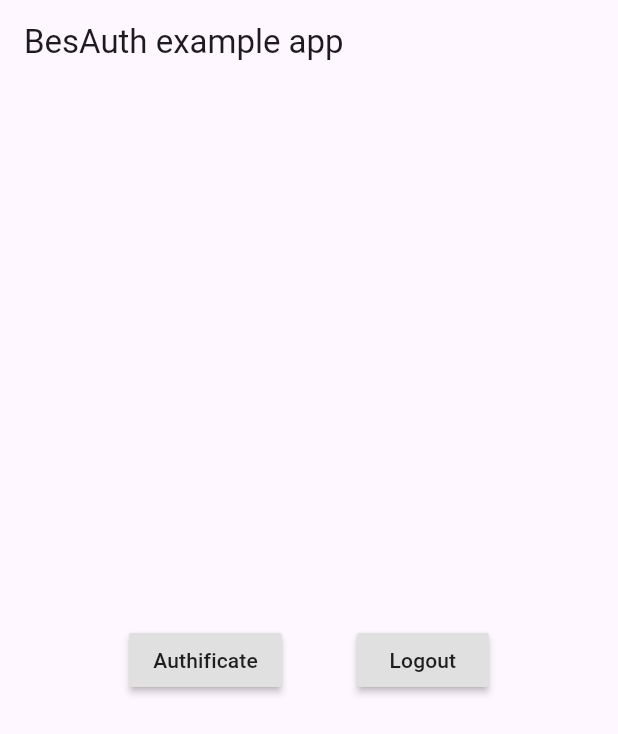
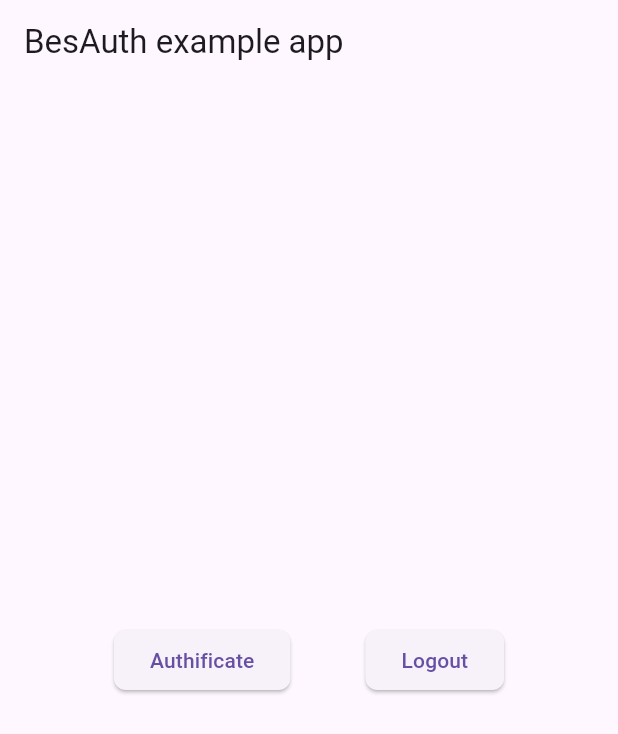
Before and after one commit to datawizio/bes_auth_flutter, a Flutter app: the screen it shows after launch, on a phone screen of 412 x 824 dp. Shown: the top 734 px of the screen. Run offline on Flutter 3.47's test engine with Material 3 defaults, Android fonts, the phone set to English and light mode, and no system bars; our stand-ins replace webview_flutter.

Commit message:
temp update

```diff
--- a/example/lib/main.dart
+++ b/example/lib/main.dart
@@ -60,16 +60,26 @@ class _LoginPageState extends State<LoginPage> {
         child: Row(
           mainAxisAlignment: MainAxisAlignment.center,
           children: [
-            RaisedButton(
-              child: Text("Authificate"),
+            ElevatedButton(
+              child: const Text("Authificate"),
+              style: ElevatedButton.styleFrom(
+                shape: RoundedRectangleBorder(
+                  borderRadius: BorderRadius.circular(8),
+                ),
+              ),
               onPressed: () => _handleAuthificate(context),
             ),
             const SizedBox(
               width: 50,
             ),
-            RaisedButton(
-              child: Text("Logout"),
-              onPressed: _handleLogout,
+            ElevatedButton(
+              child: const Text("Logout"),
+              style: ElevatedButton.styleFrom(
+                shape: RoundedRectangleBorder(
+                  borderRadius: BorderRadius.circular(8),
+                ),
+              ),
+              onPressed: () => _handleLogout(),
             ),
           ],
         ),
```
Also changed, not shown: lib/src/web_auth.dart (+22 -18 lines), pubspec.yaml (+4 -4 lines), example/pubspec.lock, pubspec.lock.
